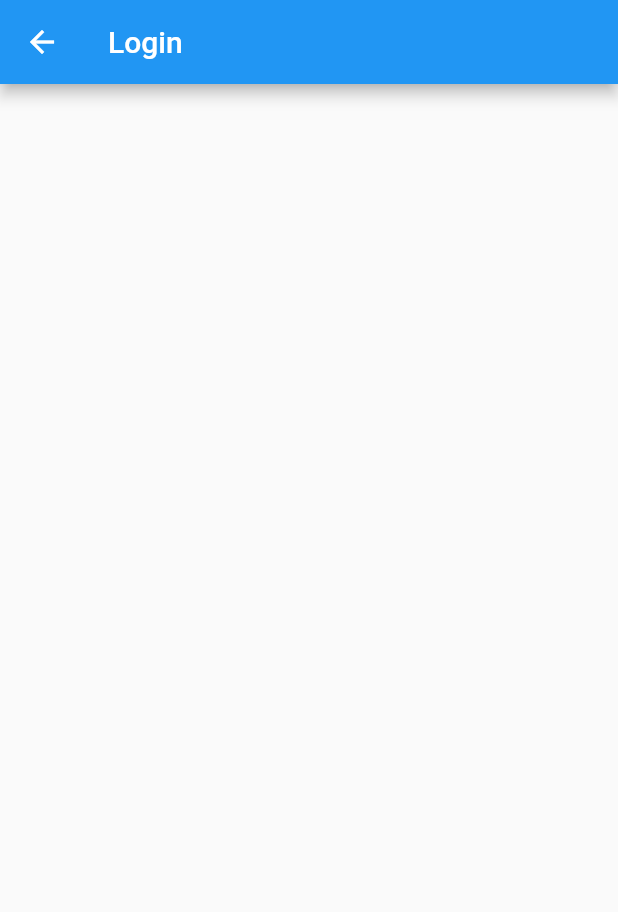
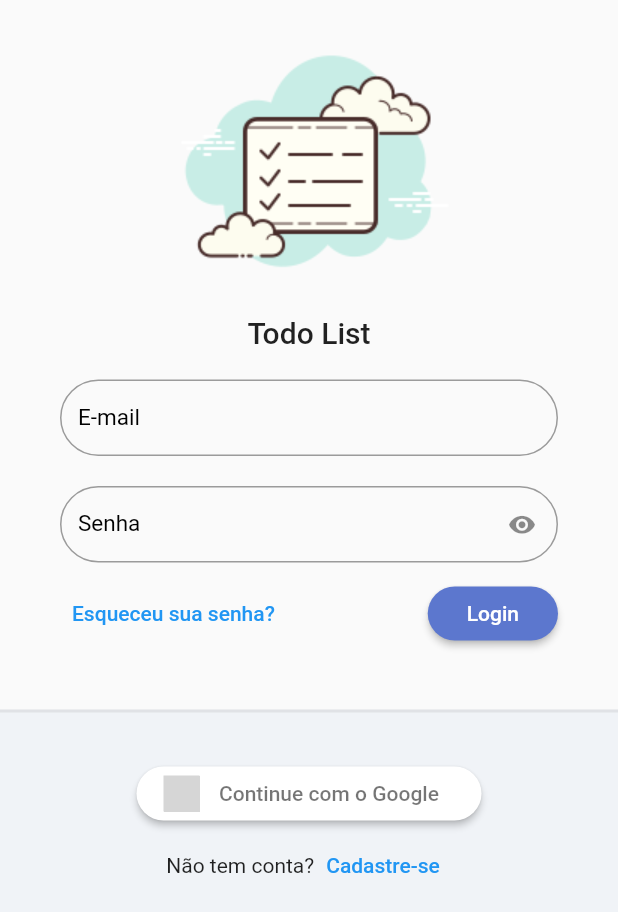
Before and after one commit to CelsoMatiazi/Todo_List_acf_v2, a Flutter app: the LoginPage screen opened directly, on a phone screen of 412 x 824 dp. Shown: the top 912 px of the screen. Run offline on Flutter 3.47's test engine with Material 2 defaults, Android fonts, the phone set to English and light mode, and no system bars; our stand-ins replace flutter_signin_button, sqflite, sqflite_common, synchronized; accounts and stored records are empty; grey boxes are pictures that could not be loaded.

Commit message:
telas de login e cadastro

```diff
--- a/lib/app/app_widget.dart
+++ b/lib/app/app_widget.dart
@@ -1,5 +1,6 @@
 import 'package:flutter/material.dart';
 import 'package:todo_acf_v2/app/core/database/sqlite_adm_connection.dart';
+import 'package:todo_acf_v2/app/core/ui/todo_list_ui_config.dart';
 import 'package:todo_acf_v2/app/modules/auth_module.dart';
 import 'package:todo_acf_v2/app/modules/splash/splash_page.dart';
 
@@ -31,6 +32,9 @@ class _AppWidgetState extends State<AppWidget> {
   Widget build(BuildContext context) {
     return MaterialApp(
       title: "TODO LIST PROVIDER",
+      initialRoute: '/login',
+      theme: TodoListUiConfig.theme,
+      debugShowCheckedModeBanner: false,
       routes: {
         ...AuthModule().routers
       },
--- /dev/null
+++ b/lib/app/core/ui/todo_list_ui_config.dart
@@ -0,0 +1,20 @@
+import 'package:flutter/material.dart';
+
+
+
+class TodoListUiConfig{
+
+  TodoListUiConfig._();
+
+  static ThemeData get theme => ThemeData(
+    //textTheme: GoogleFonts.mandaliTextTheme(),
+    primaryColor: const Color(0xff5C77Ce),
+    primaryColorLight: const Color(0xffABC8F7),
+    elevatedButtonTheme: ElevatedButtonThemeData(
+      style: ElevatedButton.styleFrom(
+      primary: const Color(0xff5C77Ce)
+      ),
+    ),
+  );
+
+}
--- /dev/null
+++ b/lib/app/core/widget/todo_list_field.dart
@@ -0,0 +1,63 @@
+import 'package:flutter/material.dart';
+
+class TodoListField extends StatelessWidget {
+  TodoListField({
+    Key? key,
+    required this.label,
+    this.obscureText = false,
+    this.suffixIconButton,
+    this.controller,
+    this.validator
+  }) :
+        assert(obscureText == true ? suffixIconButton == null : true),
+        obscureTextVN = ValueNotifier(obscureText),
+        super(key: key);
+
+  final String label;
+  final bool obscureText;
+  final IconButton? suffixIconButton;
+  final ValueNotifier<bool> obscureTextVN;
+  final TextEditingController? controller;
+  final FormFieldValidator<String>? validator;
+
+  @override
+  Widget build(BuildContext context) {
+    return ValueListenableBuilder<bool>(
+      valueListenable: obscureTextVN,
+      builder: (_,obscureTextValue, __){
+        return TextFormField(
+          controller: controller,
+          validator: validator,
+          decoration: InputDecoration(
+              labelText: label,
+              labelStyle: const TextStyle(
+                  fontSize: 15,
+                  color: Colors.black
+              ),
+              border: OutlineInputBorder(
+                  borderRadius: BorderRadius.circular(30)
+              ),
+              errorBorder: OutlineInputBorder(
+                  borderRadius: BorderRadius.circular(30),
+                  borderSide: const BorderSide(color: Colors.red)
+              ),
+              isDense: true,
+              suffixIcon: suffixIconButton ??
+                  (obscureText == true
+                      ? IconButton(
+                    icon: obscureTextValue
+                        ? const Icon(Icons.visibility, size: 19,)
+                        : const Icon(Icons.visibility_off, size: 19,),
+                    onPressed: () {
+                      obscureTextVN.value = !obscureTextValue;
+                    },
+                  )
+                      : null)
+          ),
+          obscureText: obscureTextValue,
+        );
+      },
+
+    );
+  }
+}
--- /dev/null
+++ b/lib/app/core/widget/todo_list_logo.dart
@@ -0,0 +1,17 @@
+import 'package:flutter/material.dart';
+import 'package:todo_acf_v2/app/core/ui/theme_extensions.dart';
+
+class TodoListLogo extends StatelessWidget {
+  const TodoListLogo({Key? key}) : super(key: key);
+
+  @override
+  Widget build(BuildContext context) {
+    return Column(
+      mainAxisAlignment: MainAxisAlignment.center,
+      children: [
+        Image.asset("assets/logo.png", height: 200, ),
+        Text("Todo List", style: context.textTheme.headline6)
+      ],
+    );
+  }
+}
--- a/lib/app/modules/auth/login/login_page.dart
+++ b/lib/app/modules/auth/login/login_page.dart
@@ -1,4 +1,9 @@
 import 'package:flutter/material.dart';
+import 'package:flutter_signin_button/button_view.dart';
+import 'package:flutter_signin_button/flutter_signin_button.dart';
+import 'package:todo_acf_v2/app/core/widget/todo_list_field.dart';
+import 'package:todo_acf_v2/app/core/widget/todo_list_logo.dart';
+
 
 class LoginPage extends StatelessWidget {
   const LoginPage({Key? key}) : super(key: key);
@@ -6,8 +11,117 @@ class LoginPage extends StatelessWidget {
   @override
   Widget build(BuildContext context) {
     return Scaffold(
-      appBar: AppBar(title: const Text("Login"),),
-      body: Container(),
+      body: LayoutBuilder(
+        builder: (context, constraints){
+          return SingleChildScrollView(
+            child: ConstrainedBox(
+              constraints: BoxConstraints(
+                  minHeight: constraints.maxHeight,
+                  minWidth: constraints.maxWidth
+              ),
+              child: IntrinsicHeight(
+                child: Column(
+                  mainAxisSize: MainAxisSize.min,
+                  children: [
+                    const SizedBox(height: 10,),
+                    const TodoListLogo(),
+
+                    Padding(
+                      padding: const EdgeInsets.symmetric(horizontal: 40, vertical: 20),
+                      child: Form(
+                        child: Column(
+                          children: [
+                           TodoListField(
+                              label: "E-mail",
+                            ),
+                            const SizedBox(height: 20,),
+                           TodoListField(
+                              label: "Senha",
+                              obscureText: true,
+                            ),
+                            const SizedBox(height: 10,),
+                            Row(
+                              mainAxisAlignment: MainAxisAlignment.spaceBetween,
+                              children: [
+                                TextButton(
+                                    onPressed: (){},
+                                    child: const Text("Esqueceu sua senha?")
+                                ),
+
+                                ElevatedButton(
+                                    onPressed: (){},
+                                    child: const Padding(
+                                      padding: EdgeInsets.all(10.0),
+                                      child: Text("Login"),
+                                    ),
+                                  style: ElevatedButton.styleFrom(
+                                    shape: RoundedRectangleBorder(
+                                        borderRadius: BorderRadius.circular(20)
+                                    ),
+                                  )
+
+                                )
+
+                              ],
+                            )
+                        ],
+                      )),
+                    ),
+
+                    const SizedBox(height: 20,),
+
+                    Expanded(
+                        child: Container(
+                          decoration:  BoxDecoration(
+                            color: const Color(0xffF0f3f7),
+                            border:Border(
+                                top: BorderSide(
+                                    width: 2,
+                                    color: Colors.grey.withAlpha(50)
+                                )
+                            )
+                          ),
+                          child: Column(
+                            children: [
+                              const SizedBox(height: 30,),
+                              SignInButton(
+                                  Buttons.Google,
+                                  text: "Continue com o Google",
+                                  padding: const EdgeInsets.all(5),
+                                  shape: OutlineInputBorder(
+                                    borderRadius: BorderRadius.circular(30),
+                                    borderSide: BorderSide.none
+                                  ),
+                                  onPressed: (){}),
+
+                              Row(
+                                mainAxisAlignment: MainAxisAlignment.center,
+                                children: [
+                                  const Text("Não tem conta?"),
+                                  TextButton(
+                                      onPressed: (){
+                                        Navigator.pushNamed(context, "/register");
+                                      },
+                                      child: const Text("Cadastre-se")
+                                  )
+                                ],
+                              )
+                            ],
+                          ),
+
+                        )
+                    )
+
+
+
+
+                  ],
+                ),
+            ),
+            )
+          );
+        },
+      ),
     );
   }
 }
--- /dev/null
+++ b/lib/app/modules/auth/register/register_contoller.dart
@@ -0,0 +1,6 @@
+
+import 'package:flutter/material.dart';
+
+class RegisterController extends ChangeNotifier {
+
+}
--- a/lib/app/modules/auth_module.dart
+++ b/lib/app/modules/auth_module.dart
@@ -1,16 +1,20 @@
-import 'package:flutter/cupertino.dart';
+
 import 'package:provider/provider.dart';
 import 'package:todo_acf_v2/app/core/modules/todo_list_module.dart';
 import 'package:todo_acf_v2/app/modules/auth/login/login_controller.dart';
 import 'package:todo_acf_v2/app/modules/auth/login/login_page.dart';
+import 'package:todo_acf_v2/app/modules/auth/register/register_contoller.dart';
+import 'package:todo_acf_v2/app/modules/auth/register/register_page.dart';
 
 class AuthModule extends TodoListModule{
   AuthModule() : super(
     bindings: [
-      ChangeNotifierProvider(create: (_) => LoginController())
+      ChangeNotifierProvider(create: (_) => LoginController()),
+      ChangeNotifierProvider(create: (_) => RegisterController()),
     ],
     routers: {
-      '/login' : (context) => LoginPage(),
+      '/login' : (context) => const LoginPage(),
+      '/register' : (context) => const RegisterPage(),
     }
   );
 
--- a/pubspec.yaml
+++ b/pubspec.yaml
@@ -37,6 +37,8 @@ dependencies:
   provider: ^5.0.0
   sqflite: ^2.0.0+3
   path: ^1.8.0
+  flutter_signin_button: ^2.0.0
+
 
 dev_dependencies:
   flutter_test:
@@ -61,7 +63,8 @@ flutter:
   uses-material-design: true
 
   # To add assets to your application, add an assets section, like this:
-  # assets:
+  assets:
+    - assets/
   #   - images/a_dot_burr.jpeg
   #   - images/a_dot_ham.jpeg
 
```
Also changed, not shown: lib/app/core/ui/theme_extensions.dart (added, +15 -0 lines), lib/app/modules/auth/register/register_page.dart (added, +84 -0 lines), assets/create_todo_screen.png (added), assets/home_screen.png (added), assets/home_week_screen.png (added), assets/login_screen.png (added), assets/logo.png (added), assets/register_screen.png (added), pubspec.lock.
